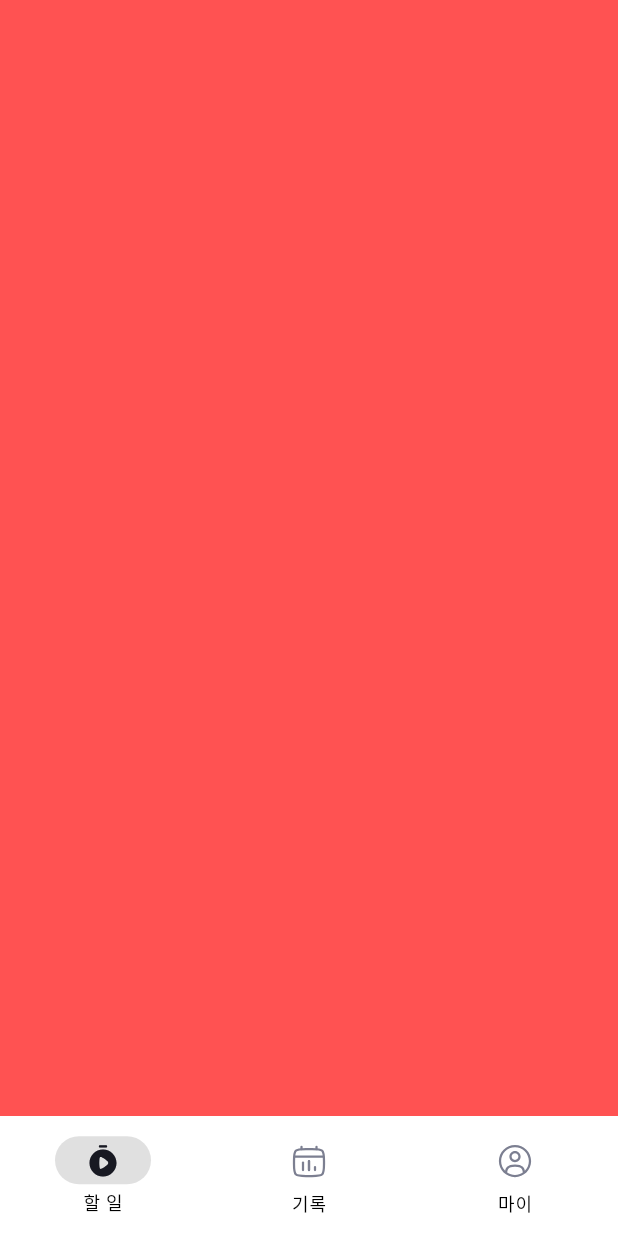
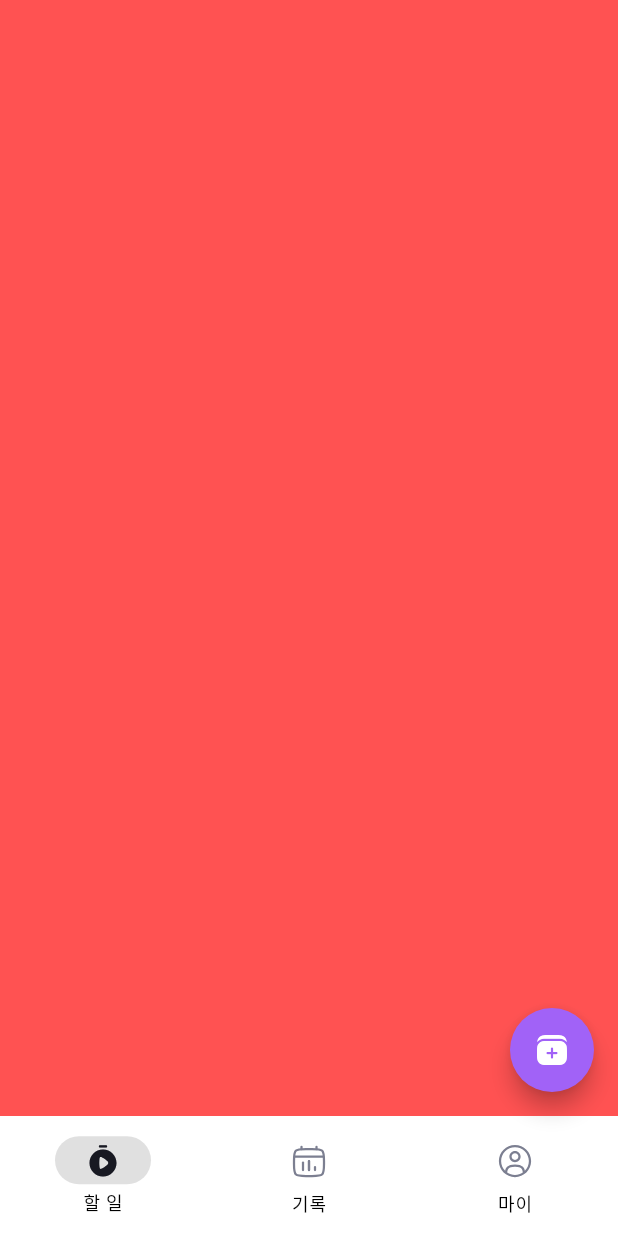
Before and after one commit to seongukHEO/StarryWaveScreen, a Flutter app: the screen it shows after launch, on a phone screen of 412 x 824 dp. Run offline on Flutter 3.47's test engine with Material 3 defaults, Android fonts, the phone set to English and light mode, and no system bars; our stand-ins replace flutter_riverpod, flutter_svg.

Commit message:
feat : FloatingActionButton 구현

```diff
--- a/lib/core/custom/custom_theme.dart
+++ b/lib/core/custom/custom_theme.dart
@@ -11,6 +11,7 @@ ColorScheme appColorScheme(){
       error: AppColor.error,
       onError: AppColor.warning,
       surface: Colors.white,
-      onSurface: Colors.black
+      onSurface: Colors.black,
+      inverseSurface: AppColor.success
   );
 }
--- a/lib/screen/home_screen.dart
+++ b/lib/screen/home_screen.dart
@@ -45,6 +45,17 @@ class HomeScreen extends ConsumerWidget {
           ),
         ],
       ),
+      floatingActionButton: switch(selectIndex){
+        0 => FloatingActionButton(
+          shape: RoundedRectangleBorder(borderRadius: BorderRadius.circular(50)),
+          backgroundColor: Theme.of(context).colorScheme.onPrimary,
+          child: SvgPicture.asset('assets/icon/bold/add_file_bold.svg', colorFilter: ColorFilter.mode(Colors.white, BlendMode.srcIn),),
+          onPressed: (){
+
+          },
+        ),
+        _ => Container()
+      },
     );
   }
 }
```
Also changed, not shown: lib/provider/home/home_provider.dart (line endings or trailing spaces).
